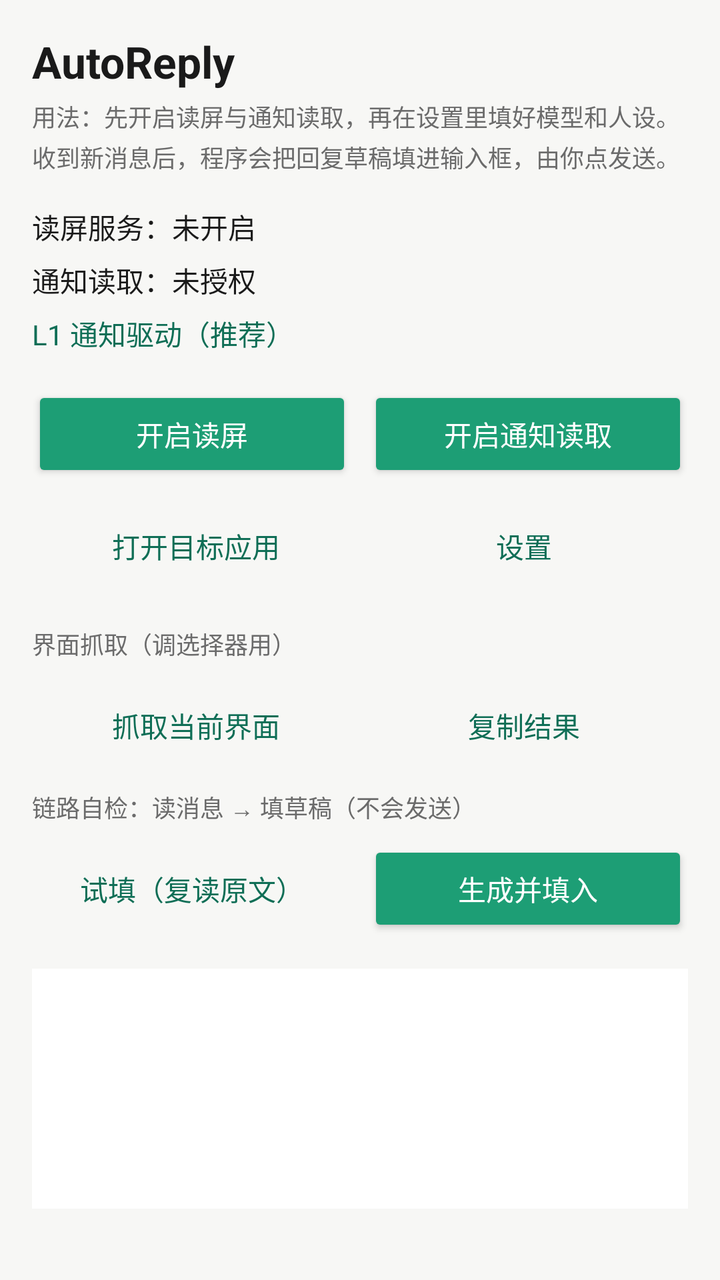
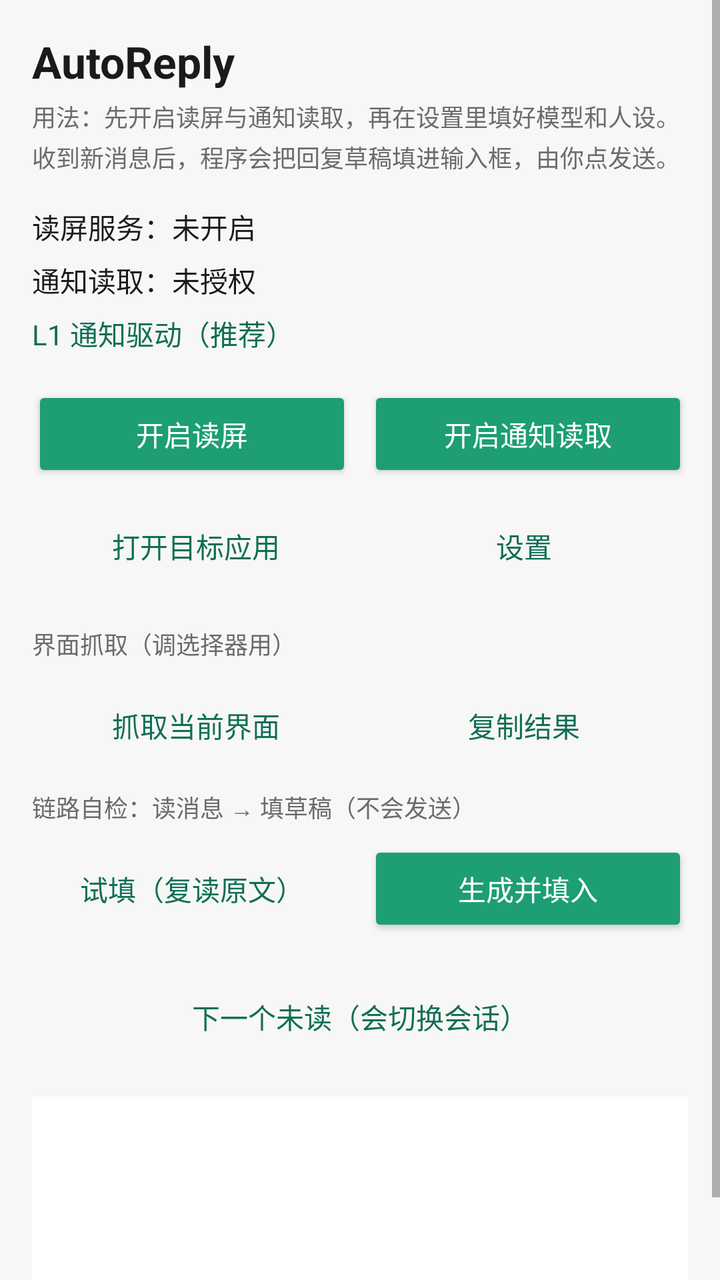

The first picture is an Android layout as it rendered before a commit; the second is the same layout after the commit. The layout source and the unified diff follow.
<!-- AndroidManifest.xml: application theme AppTheme -->
<!-- res/layout/activity_main.xml -->
<?xml version="1.0" encoding="utf-8"?>
<ScrollView xmlns:android="http://schemas.android.com/apk/res/android"
    android:layout_width="match_parent"
    android:layout_height="match_parent"
    android:fillViewport="true">

    <LinearLayout
        android:layout_width="match_parent"
        android:layout_height="wrap_content"
        android:orientation="vertical"
        android:padding="16dp">

        <TextView
            android:id="@+id/title"
            android:layout_width="match_parent"
            android:layout_height="wrap_content"
            android:text="@string/app_name"
            android:textSize="22sp"
            android:textStyle="bold"
            android:textColor="@color/text_primary"
            android:layout_marginBottom="4dp" />

        <TextView
            android:id="@+id/subtitle"
            android:layout_width="match_parent"
            android:layout_height="wrap_content"
            android:text="@string/hint_usage"
            android:textSize="12sp"
            android:textColor="@color/text_secondary"
            android:lineSpacingExtra="3dp"
            android:layout_marginBottom="16dp" />

        <TextView
            android:id="@+id/status_service"
            android:layout_width="match_parent"
            android:layout_height="wrap_content"
            android:text="@string/status_service_off"
            android:textSize="14sp"
            android:textColor="@color/text_primary"
            android:layout_marginBottom="6dp" />

        <TextView
            android:id="@+id/status_notify"
            android:layout_width="match_parent"
            android:layout_height="wrap_content"
            android:text="@string/status_notify_off"
            android:textSize="14sp"
            android:textColor="@color/text_primary"
            android:layout_marginBottom="6dp" />

        <TextView
            android:id="@+id/status_level"
            android:layout_width="match_parent"
            android:layout_height="wrap_content"
            android:text="@string/level_1"
            android:textSize="14sp"
            android:textColor="@color/brand_dark"
            android:layout_marginBottom="16dp" />

        <LinearLayout
            android:layout_width="match_parent"
            android:layout_height="wrap_content"
            android:orientation="horizontal"
            android:layout_marginBottom="8dp">

            <Button
                android:id="@+id/btn_accessibility"
                style="@style/PrimaryButton"
                android:layout_width="0dp"
                android:layout_height="wrap_content"
                android:layout_weight="1"
                android:text="@string/btn_enable_accessibility" />

            <Button
                android:id="@+id/btn_notify"
                style="@style/PrimaryButton"
                android:layout_width="0dp"
                android:layout_height="wrap_content"
                android:layout_weight="1"
                android:layout_marginStart="8dp"
                android:text="@string/btn_enable_notify" />
        </LinearLayout>

        <LinearLayout
            android:layout_width="match_parent"
            android:layout_height="wrap_content"
            android:orientation="horizontal"
            android:layout_marginBottom="16dp">

            <Button
                android:id="@+id/btn_open_target"
                style="@style/GhostButton"
                android:layout_width="0dp"
                android:layout_height="wrap_content"
                android:layout_weight="1"
                android:text="@string/btn_open_target" />

            <Button
                android:id="@+id/btn_settings"
                style="@style/GhostButton"
                android:layout_width="0dp"
                android:layout_height="wrap_content"
                android:layout_weight="1"
                android:text="@string/btn_settings" />
        </LinearLayout>

        <TextView
            android:id="@+id/label_dump"
            android:layout_width="match_parent"
            android:layout_height="wrap_content"
            android:text="界面抓取（调选择器用）"
            android:textSize="12sp"
            android:textColor="@color/text_secondary"
            android:layout_marginBottom="8dp" />

        <LinearLayout
            android:layout_width="match_parent"
            android:layout_height="wrap_content"
            android:orientation="horizontal"
            android:layout_marginBottom="8dp">

            <Button
                android:id="@+id/btn_dump"
                style="@style/GhostButton"
                android:layout_width="0dp"
                android:layout_height="wrap_content"
                android:layout_weight="1"
                android:text="@string/btn_dump" />

            <Button
                android:id="@+id/btn_copy"
                style="@style/GhostButton"
                android:layout_width="0dp"
                android:layout_height="wrap_content"
                android:layout_weight="1"
                android:text="@string/btn_copy" />
        </LinearLayout>

        <TextView
            android:id="@+id/label_probe"
            android:layout_width="match_parent"
            android:layout_height="wrap_content"
            android:text="链路自检：读消息 → 填草稿（不会发送）"
            android:textSize="12sp"
            android:textColor="@color/text_secondary"
            android:layout_marginBottom="8dp" />

        <LinearLayout
            android:layout_width="match_parent"
            android:layout_height="wrap_content"
            android:orientation="horizontal"
            android:layout_marginBottom="16dp">

            <Button
                android:id="@+id/btn_probe"
                style="@style/GhostButton"
                android:layout_width="0dp"
                android:layout_height="wrap_content"
                android:layout_weight="1"
                android:text="@string/btn_probe" />

            <Button
                android:id="@+id/btn_generate"
                style="@style/PrimaryButton"
                android:layout_width="0dp"
                android:layout_height="wrap_content"
                android:layout_weight="1"
                android:layout_marginStart="8dp"
                android:text="@string/btn_generate" />
        </LinearLayout>

        <TextView
            android:id="@+id/output"
            android:layout_width="match_parent"
            android:layout_height="wrap_content"
            android:minHeight="120dp"
            android:background="@color/surface"
            android:padding="12dp"
            android:textSize="11sp"
            android:textColor="@color/text_primary"
            android:fontFamily="monospace"
            android:textIsSelectable="true" />

    </LinearLayout>
</ScrollView>
<!-- resources referenced by this layout -->
<resources>
  <color name="brand_dark">#0F6E56</color>
  <color name="surface">#FFFFFF</color>
  <color name="text_primary">#1A1A1A</color>
  <color name="text_secondary">#6B6B6B</color>
  <string name="app_name">AutoReply</string>
  <string name="btn_copy">复制结果</string>
  <string name="btn_dump">抓取当前界面</string>
  <string name="btn_enable_accessibility">开启读屏</string>
  <string name="btn_enable_notify">开启通知读取</string>
  <string name="btn_generate">生成并填入</string>
  <string name="btn_open_target">打开目标应用</string>
  <string name="btn_probe">试填（复读原文）</string>
  <string name="btn_settings">设置</string>
  <string name="hint_usage">用法：先开启读屏与通知读取，再在设置里填好模型和人设。收到新消息后，程序会把回复草稿填进输入框，由你点发送。</string>
  <string name="level_1">L1 通知驱动（推荐）</string>
  <string name="status_notify_off">通知读取：未授权</string>
  <string name="status_service_off">读屏服务：未开启</string>
  <style name="GhostButton" parent="@android:style/Widget.Material.Button.Borderless">
          <item name="android:textColor">@color/brand_dark</item>
      </style>
  <style name="PrimaryButton" parent="@android:style/Widget.Material.Button">
          <item name="android:backgroundTint">@color/brand</item>
          <item name="android:textColor">#FFFFFF</item>
      </style>
  <style name="AppTheme" parent="@android:style/Theme.Material.Light.NoActionBar">
          <item name="android:colorPrimary">@color/brand</item>
          <item name="android:colorPrimaryDark">@color/brand_dark</item>
          <item name="android:colorAccent">@color/brand</item>
          <item name="android:windowBackground">@color/bg</item>
          <item name="android:statusBarColor">@color/brand_dark</item>
          <item name="android:textColorPrimary">@color/text_primary</item>
          <item name="android:textColorSecondary">@color/text_secondary</item>
      </style>
  <color name="brand">#1D9E75</color>
  <color name="bg">#F7F7F5</color>
</resources>

<!-- the commit's change to res/layout/activity_main.xml (unified diff, before → after) -->
@@ -169,6 +169,14 @@
                 android:text="@string/btn_generate" />
         </LinearLayout>
 
+        <Button
+            android:id="@+id/btn_next"
+            style="@style/GhostButton"
+            android:layout_width="match_parent"
+            android:layout_height="wrap_content"
+            android:layout_marginBottom="16dp"
+            android:text="@string/btn_next" />
+
         <TextView
             android:id="@+id/output"
             android:layout_width="match_parent"
<!-- resource entries referenced after the edit -->
@@ -10,6 +10,7 @@
   <string name="btn_enable_accessibility">开启读屏</string>
   <string name="btn_enable_notify">开启通知读取</string>
   <string name="btn_generate">生成并填入</string>
+  <string name="btn_next">下一个未读（会切换会话）</string>
   <string name="btn_open_target">打开目标应用</string>
   <string name="btn_probe">试填（复读原文）</string>
   <string name="btn_settings">设置</string>
